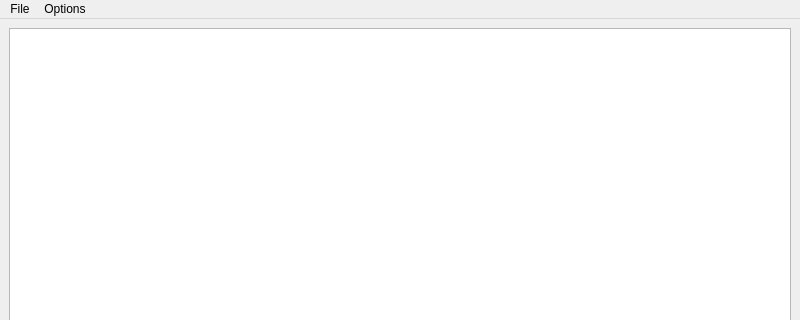
Old version of the form lib/ui/main_window.ui in the repository Ruin0x11/eiwaji; both pictures show x 0 to 800 and y 0 to 320 of the 800 by 600 pixel window.
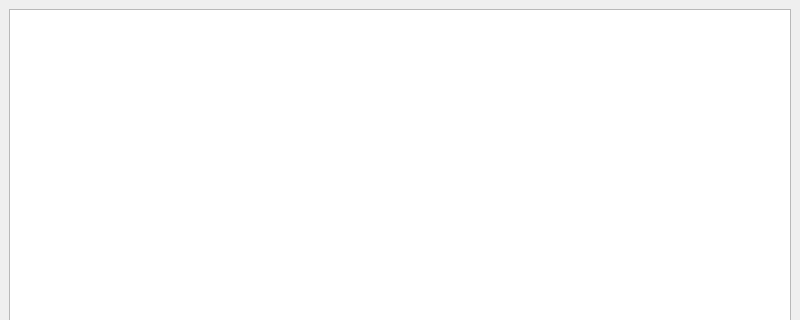
New version of the form.

Commit message: use designer to split out widgets into classes

The edit to the form file:
```diff
--- a/lib/ui/main_window.ui
+++ b/lib/ui/main_window.ui
@@ -18,7 +18,11 @@
     <item>
      <layout class="QVBoxLayout" name="verticalLayout">
       <item>
-       <widget class="QTextBrowser" name="textBrowser"/>
+       <widget class="QTextBrowser" name="textBrowser">
+        <property name="readOnly">
+         <bool>false</bool>
+        </property>
+       </widget>
       </item>
      </layout>
     </item>
@@ -33,21 +37,6 @@
      <height>19</height>
     </rect>
    </property>
-   <widget class="QMenu" name="menuFile">
-    <property name="title">
-     <string>File</string>
-    </property>
-    <addaction name="actionAnalyse_Text"/>
-   </widget>
-   <widget class="QMenu" name="menuOptions">
-    <property name="title">
-     <string>Options</string>
-    </property>
-    <addaction name="actionCapture_Clipbord"/>
-    <addaction name="actionSettings"/>
-   </widget>
-   <addaction name="menuFile"/>
-   <addaction name="menuOptions"/>
   </widget>
   <widget class="QStatusBar" name="statusbar"/>
   <action name="actionAnalyse_Text">
```
The commit also changes 5 other files.
